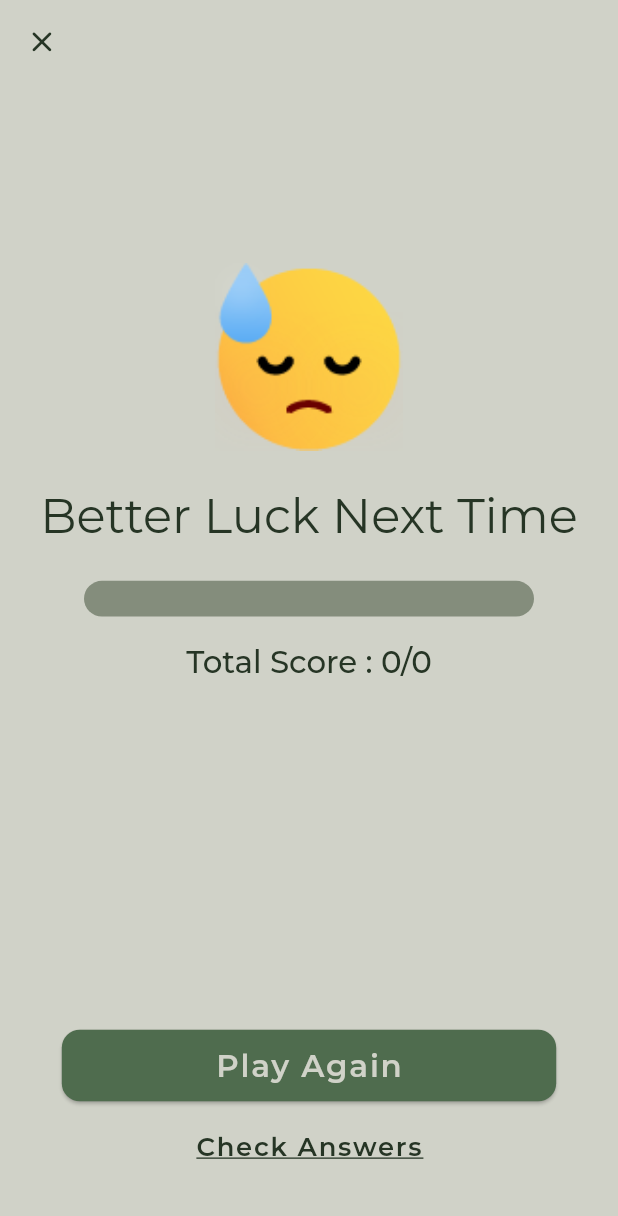
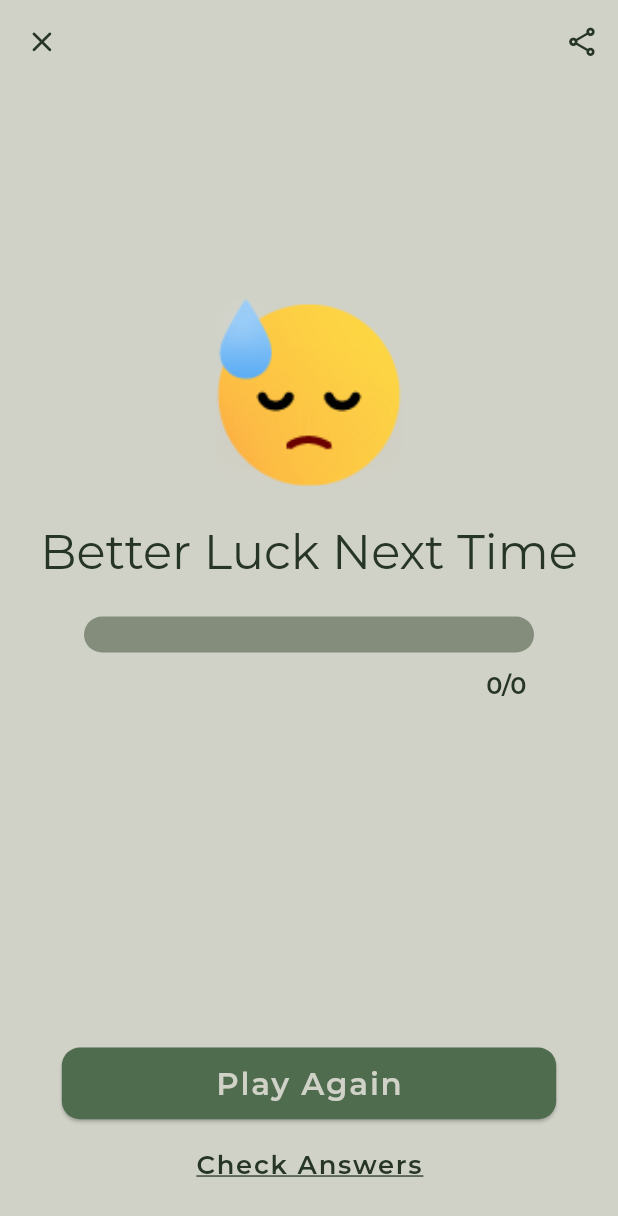
Before and after one commit to jaiswal4sudeep/DartUp_, a Flutter app: the ResultScreen screen opened directly with empty values, on a phone screen of 412 x 824 dp. Shown: the top 1216 px of the screen. Run offline on Flutter 3.47's test engine with Material 2 defaults, Android fonts, the phone set to English and light mode, and no system bars; our stand-ins replace flutter_hooks, flutter_screenutil, google_fonts, hooks_riverpod, shared_preferences; accounts and stored records are empty.

Commit message:
ui changes

```diff
--- a/lib/screens/f_result_screen.dart
+++ b/lib/screens/f_result_screen.dart
@@ -12,13 +12,16 @@ class ResultScreen extends HookWidget {
     super.key,
     required this.score,
     required this.selectedOptionsList,
+    required this.timeTakenByUser,
     required this.noOfQuiz,
     required this.scriptFile,
   });
   final int score;
   final List<int> selectedOptionsList;
+  final List<int> timeTakenByUser;
   final int noOfQuiz;
   final String scriptFile;
+
   @override
   Widget build(BuildContext context) {
     double width = MediaQuery.of(context).size.width;
@@ -26,19 +29,19 @@ class ResultScreen extends HookWidget {
     late String imagePath;
 
     useEffect(() {
-      if (score == 5) {
+      if (score == 10 || score == 9) {
         commitment = 'Excellent';
         imagePath = 'assets/images/5.png';
-      } else if (score == 4) {
+      } else if (score == 8 || score == 7) {
         commitment = 'Awesome';
         imagePath = 'assets/images/4.png';
-      } else if (score == 3) {
+      } else if (score == 6 || score == 5) {
         commitment = 'Good';
         imagePath = 'assets/images/3.png';
-      } else if (score == 2) {
+      } else if (score == 4 || score == 3) {
         commitment = 'Average';
         imagePath = 'assets/images/2.png';
-      } else if (score == 1) {
+      } else if (score == 2 || score == 1) {
         commitment = 'Bad';
         imagePath = 'assets/images/1.png';
       } else {
@@ -61,12 +64,20 @@ class ResultScreen extends HookWidget {
             Icons.close_rounded,
           ),
         ),
+        actions: [
+          IconButton(
+            onPressed: () {},
+            icon: const Icon(
+              Icons.share_outlined,
+            ),
+          )
+        ],
       ),
       body: Center(
         child: Column(
           children: [
             SizedBox(
-              height: 100.h,
+              height: 120.h,
             ),
             Image.asset(
               imagePath,
@@ -97,7 +108,7 @@ class ResultScreen extends HookWidget {
                 child: Padding(
                   padding: const EdgeInsets.symmetric(horizontal: 3.0),
                   child: Container(
-                    width: score == 0 ? 0 : 60 * score.toDouble() - 6,
+                    width: score == 0 ? 0 : 30 * score.toDouble() - 6,
                     height: 15.h,
                     decoration: BoxDecoration(
                       color: AppConstant.titlecolor,
@@ -108,11 +119,18 @@ class ResultScreen extends HookWidget {
               ),
             ),
             SizedBox(
-              height: 15.h,
+              height: 10.h,
             ),
-            Text(
-              'Total Score : $score/$noOfQuiz',
-              style: Theme.of(context).textTheme.headline3,
+            SizedBox(
+              width: 290,
+              child: Text(
+                '$score/$noOfQuiz',
+                textAlign: TextAlign.right,
+                style: Theme.of(context).textTheme.headline2!.copyWith(
+                      fontSize: 14.sp,
+                      fontWeight: FontWeight.w600,
+                    ),
+              ),
             ),
             const Spacer(),
             Center(
@@ -144,6 +162,7 @@ class ResultScreen extends HookWidget {
                     builder: (context) => CheckAnswerScreen(
                       selectedOptionsList: selectedOptionsList,
                       scriptFile: scriptFile,
+                      timeTakenByUser: timeTakenByUser,
                     ),
                   ),
                 );
@@ -158,7 +177,7 @@ class ResultScreen extends HookWidget {
               ),
             ),
             SizedBox(
-              height: 30.h,
+              height: 20.h,
             ),
           ],
         ),
```
Also changed, not shown: lib/screens/e_quiz_screen.dart (+30 -27 lines), lib/screens/g_answers_screen.dart (+43 -0 lines).
